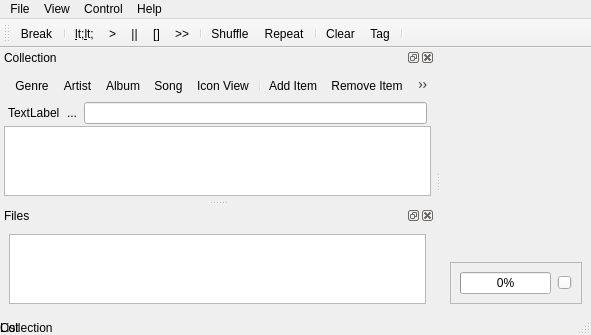
This is src/cuberok.ui in DrMoriarty/cuberok as Qt 5 draws it before an edit. The edited form follows.
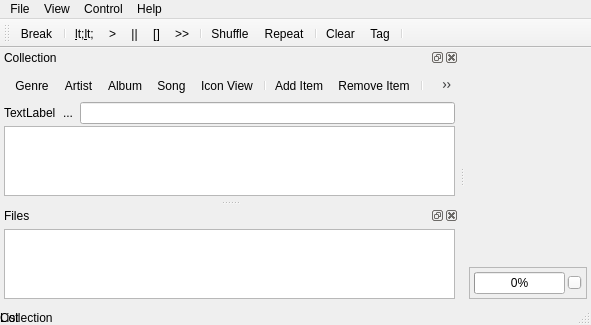
This is the edited form. Icons and pictures are not drawn. Custom widgets are drawn as their Qt base class.

Diff of the .ui file:
```diff
--- a/src/cuberok.ui
+++ b/src/cuberok.ui
@@ -6,7 +6,7 @@
     <x>0</x>
     <y>0</y>
     <width>591</width>
-    <height>292</height>
+    <height>306</height>
    </rect>
   </property>
   <property name="windowTitle" >
@@ -23,6 +23,21 @@
   </property>
   <widget class="QWidget" name="centralwidget" >
    <layout class="QVBoxLayout" >
+    <property name="spacing" >
+     <number>4</number>
+    </property>
+    <property name="leftMargin" >
+     <number>4</number>
+    </property>
+    <property name="topMargin" >
+     <number>4</number>
+    </property>
+    <property name="rightMargin" >
+     <number>4</number>
+    </property>
+    <property name="bottomMargin" >
+     <number>4</number>
+    </property>
     <item>
      <widget class="PlaylistContainer" native="1" name="listView" >
       <property name="sizePolicy" >
@@ -68,6 +83,21 @@
        <enum>QFrame::Raised</enum>
       </property>
       <layout class="QHBoxLayout" >
+       <property name="spacing" >
+        <number>2</number>
+       </property>
+       <property name="leftMargin" >
+        <number>4</number>
+       </property>
+       <property name="topMargin" >
+        <number>4</number>
+       </property>
+       <property name="rightMargin" >
+        <number>4</number>
+       </property>
+       <property name="bottomMargin" >
+        <number>4</number>
+       </property>
        <item>
         <widget class="ProgressBar" name="progressBar" >
          <property name="maximum" >
@@ -153,13 +183,13 @@
          <number>0</number>
         </property>
         <property name="leftMargin" >
-         <number>4</number>
+         <number>0</number>
         </property>
         <property name="topMargin" >
          <number>0</number>
         </property>
         <property name="rightMargin" >
-         <number>4</number>
+         <number>0</number>
         </property>
         <property name="bottomMargin" >
          <number>0</number>
@@ -252,6 +282,21 @@
    </attribute>
    <widget class="QWidget" name="dockWidgetContents2" >
     <layout class="QVBoxLayout" >
+     <property name="spacing" >
+      <number>2</number>
+     </property>
+     <property name="leftMargin" >
+      <number>4</number>
+     </property>
+     <property name="topMargin" >
+      <number>4</number>
+     </property>
+     <property name="rightMargin" >
+      <number>4</number>
+     </property>
+     <property name="bottomMargin" >
+      <number>4</number>
+     </property>
      <item>
       <widget class="QTreeView" name="treeView_2" >
        <property name="dragEnabled" >
```
